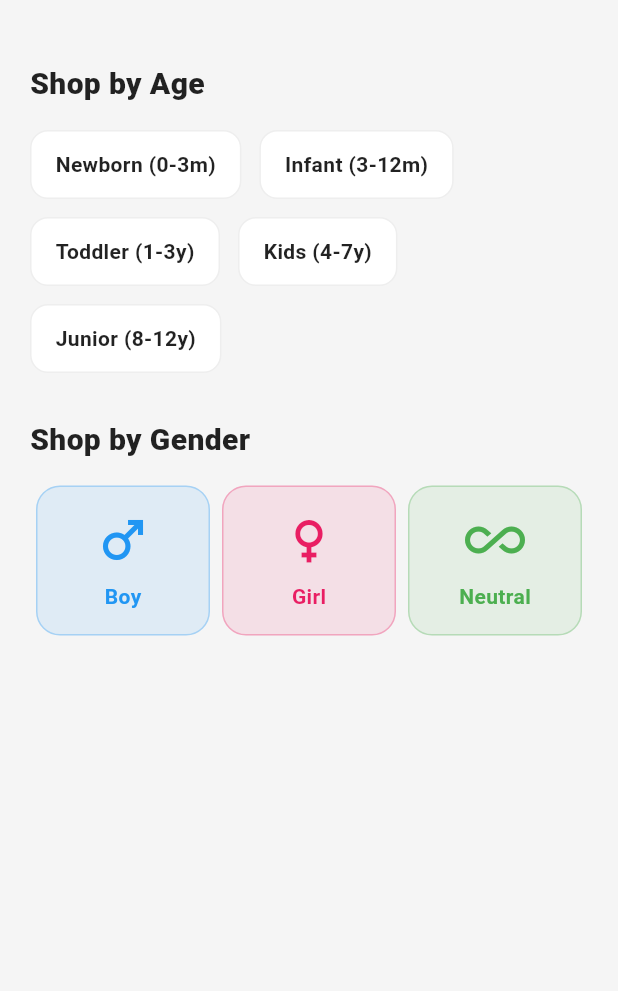
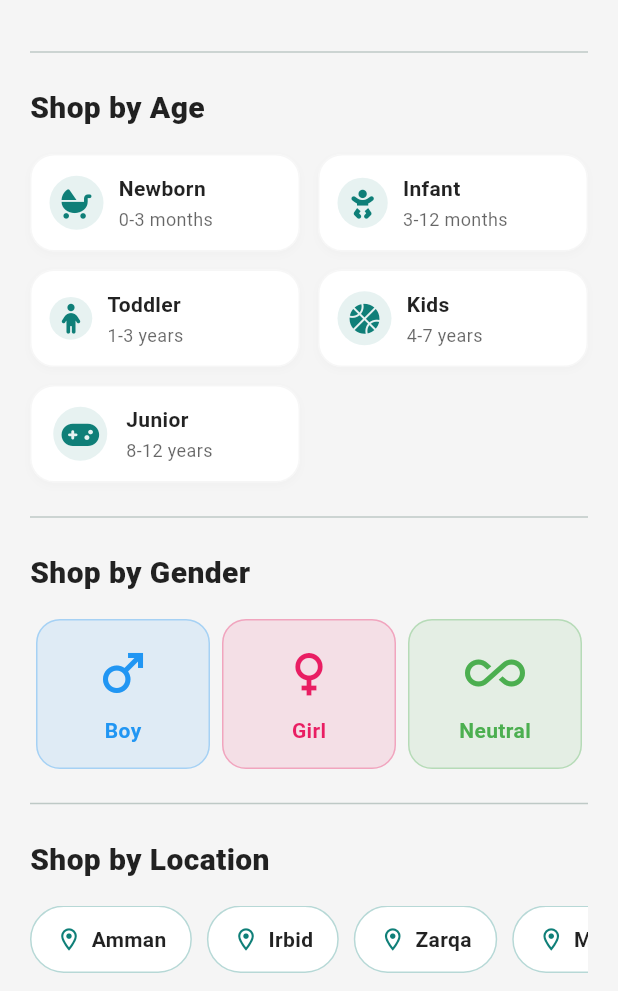
Before and after one commit to AlaaQtishat/kids_loop, a Flutter app: the ExploreScreen screen opened directly, on a phone screen of 412 x 824 dp, the part 245-1236 px from its top. Run offline on Flutter 3.47's test engine with Material 3 defaults, Android fonts, the phone set to English and light mode, and no system bars; our stand-ins replace cloud_firestore, easy_localization, firebase_auth, firebase_core, font_awesome_flutter, image_picker and 1 more; accounts and stored records are empty; generated files the repository leaves out were written again.

Commit message:
updated the Explore Screen.

```diff
--- a/lib/bottom_navigation_pages/explore_screen/explore_screen.dart
+++ b/lib/bottom_navigation_pages/explore_screen/explore_screen.dart
@@ -1,5 +1,8 @@
 import 'package:flutter/material.dart';
 import 'package:kids_loop/bottom_navigation_pages/explore_screen/filtered_products_screen.dart';
+import 'package:kids_loop/managers/theme_manager.dart';
+import 'package:kids_loop/utilities/listing_options.dart';
+import 'package:font_awesome_flutter/font_awesome_flutter.dart';
 
 class ExploreScreen extends StatelessWidget {
   ExploreScreen({super.key});
@@ -15,14 +18,38 @@ class ExploreScreen extends StatelessWidget {
     {"name": "Gear", "icon": Icons.stroller, "color": Colors.purpleAccent},
   ];
 
-  final List<String> _ageGroups = [
-    "Newborn (0-3m)",
-    "Infant (3-12m)",
-    "Toddler (1-3y)",
-    "Kids (4-7y)",
-    "Junior (8-12y)",
+  final List<Map<String, dynamic>> _ageGroupsData = [
+    {
+      "dbValue": "Newborn (0-3m)",
+      "title": "Newborn",
+      "subtitle": "0-3 months",
+      "icon": FontAwesomeIcons.babyCarriage,
+    },
+    {
+      "dbValue": "Infant (3-12m)",
+      "title": "Infant",
+      "subtitle": "3-12 months",
+      "icon": FontAwesomeIcons.baby,
+    },
+    {
+      "dbValue": "Toddler (1-3y)",
+      "title": "Toddler",
+      "subtitle": "1-3 years",
+      "icon": FontAwesomeIcons.child,
+    },
+    {
+      "dbValue": "Kids (4-7y)",
+      "title": "Kids",
+      "subtitle": "4-7 years",
+      "icon": FontAwesomeIcons.basketball,
+    },
+    {
+      "dbValue": "Junior (8-12y)",
+      "title": "Junior",
+      "subtitle": "8-12 years",
+      "icon": FontAwesomeIcons.gamepad,
+    },
   ];
-
   final List<Map<String, dynamic>> _genders = const [
     {"name": "Boy", "icon": Icons.male, "color": Colors.blue},
     {"name": "Girl", "icon": Icons.female, "color": Colors.pink},
@@ -95,40 +122,93 @@ class ExploreScreen extends StatelessWidget {
                 },
               ),
             ),
-            const SizedBox(height: 30),
+            const SizedBox(height: 15),
+            Divider(),
+            const SizedBox(height: 15),
 
             _buildSectionTitle("Shop by Age"),
             const SizedBox(height: 16),
             Wrap(
               spacing: 12,
               runSpacing: 12,
-              children: _ageGroups.map((age) {
+              children: _ageGroupsData.map((age) {
+                double cardWidth =
+                    (MediaQuery.of(context).size.width - 40 - 12) / 2;
+
                 return InkWell(
-                  borderRadius: BorderRadius.circular(12),
-                  onTap: () => _navigateToFilter(context, "ageGroup", age),
+                  borderRadius: BorderRadius.circular(16),
+
+                  onTap: () =>
+                      _navigateToFilter(context, "ageGroup", age["dbValue"]),
                   child: Container(
-                    padding: const EdgeInsets.symmetric(
-                      horizontal: 16,
-                      vertical: 12,
-                    ),
+                    width: cardWidth,
+                    padding: const EdgeInsets.all(12),
                     decoration: BoxDecoration(
                       color: theme.cardColor,
-                      borderRadius: BorderRadius.circular(12),
-                      border: Border.all(color: theme.dividerColor),
+                      borderRadius: BorderRadius.circular(16),
+                      border: Border.all(
+                        color: theme.dividerColor.withOpacity(0.5),
+                      ),
+                      boxShadow: [
+                        BoxShadow(
+                          color: Colors.black.withOpacity(0.02),
+                          blurRadius: 4,
+                          offset: const Offset(0, 2),
+                        ),
+                      ],
                     ),
-                    child: Text(
-                      age,
-                      style: TextStyle(
-                        fontWeight: FontWeight.bold,
-                        color: theme.textTheme.bodyLarge?.color,
-                      ),
+                    child: Row(
+                      children: [
+                        Container(
+                          padding: const EdgeInsets.all(8),
+                          decoration: BoxDecoration(
+                            color: ThemeManager.primaryTeal.withOpacity(0.1),
+                            shape: BoxShape.circle,
+                          ),
+                          child: FaIcon(
+                            age["icon"],
+                            size: 20,
+                            color: ThemeManager.primaryTeal,
+                          ),
+                        ),
+                        const SizedBox(width: 10),
+
+                        Expanded(
+                          child: Column(
+                            crossAxisAlignment: CrossAxisAlignment.start,
+                            children: [
+                              Text(
+                                age["title"],
+                                style: TextStyle(
+                                  fontWeight: FontWeight.bold,
+                                  fontSize: 14,
+                                  color: theme.textTheme.bodyLarge?.color,
+                                ),
+                                maxLines: 1,
+                                overflow: TextOverflow.ellipsis,
+                              ),
+                              const SizedBox(height: 2),
+                              Text(
+                                age["subtitle"],
+                                style: TextStyle(
+                                  fontSize: 12,
+                                  color: theme.hintColor,
+                                ),
+                                maxLines: 1,
+                                overflow: TextOverflow.ellipsis,
+                              ),
+                            ],
+                          ),
+                        ),
+                      ],
                     ),
                   ),
                 );
               }).toList(),
             ),
-            const SizedBox(height: 30),
-
+            const SizedBox(height: 15),
+            Divider(),
+            const SizedBox(height: 15),
             _buildSectionTitle("Shop by Gender"),
             const SizedBox(height: 16),
             Row(
@@ -170,6 +250,53 @@ class ExploreScreen extends StatelessWidget {
                 );
               }).toList(),
             ),
+            const SizedBox(height: 15),
+            Divider(),
+            const SizedBox(height: 15),
+            _buildSectionTitle("Shop by Location"),
+            const SizedBox(height: 16),
+            SizedBox(
+              height: 45,
+              child: ListView.separated(
+                scrollDirection: Axis.horizontal,
+                itemCount: ListingOptions.locations.length,
+                separatorBuilder: (context, index) => const SizedBox(width: 10),
+                itemBuilder: (context, index) {
+                  final loc = ListingOptions.locations[index];
+                  return InkWell(
+                    borderRadius: BorderRadius.circular(24),
+                    onTap: () => _navigateToFilter(context, "location", loc),
+                    child: Container(
+                      padding: const EdgeInsets.symmetric(horizontal: 16),
+                      decoration: BoxDecoration(
+                        color: theme.cardColor,
+                        borderRadius: BorderRadius.circular(24),
+                        border: Border.all(
+                          color: ThemeManager.primaryTeal.withOpacity(0.3),
+                        ),
+                      ),
+                      child: Row(
+                        children: [
+                          const Icon(
+                            Icons.location_on_outlined,
+                            size: 18,
+                            color: ThemeManager.primaryTeal,
+                          ),
+                          const SizedBox(width: 6),
+                          Text(
+                            loc,
+                            style: TextStyle(
+                              fontWeight: FontWeight.w600,
+                              color: theme.textTheme.bodyLarge?.color,
+                            ),
+                          ),
+                        ],
+                      ),
+                    ),
+                  );
+                },
+              ),
+            ),
 
             const SizedBox(height: 80),
           ],
```
